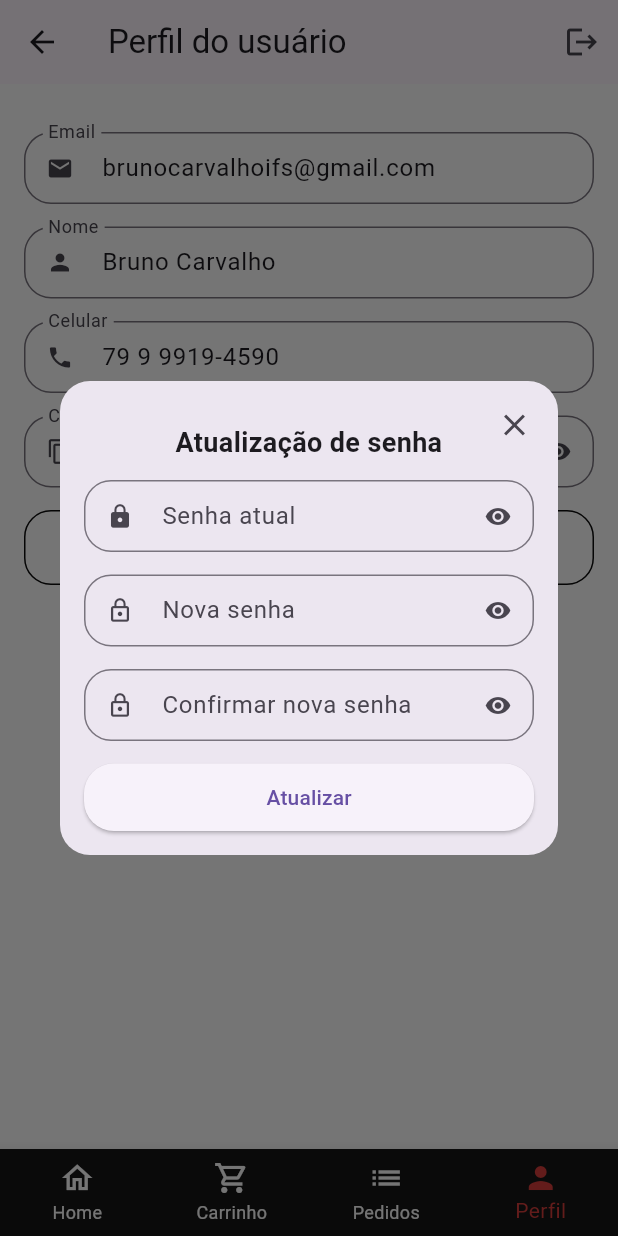
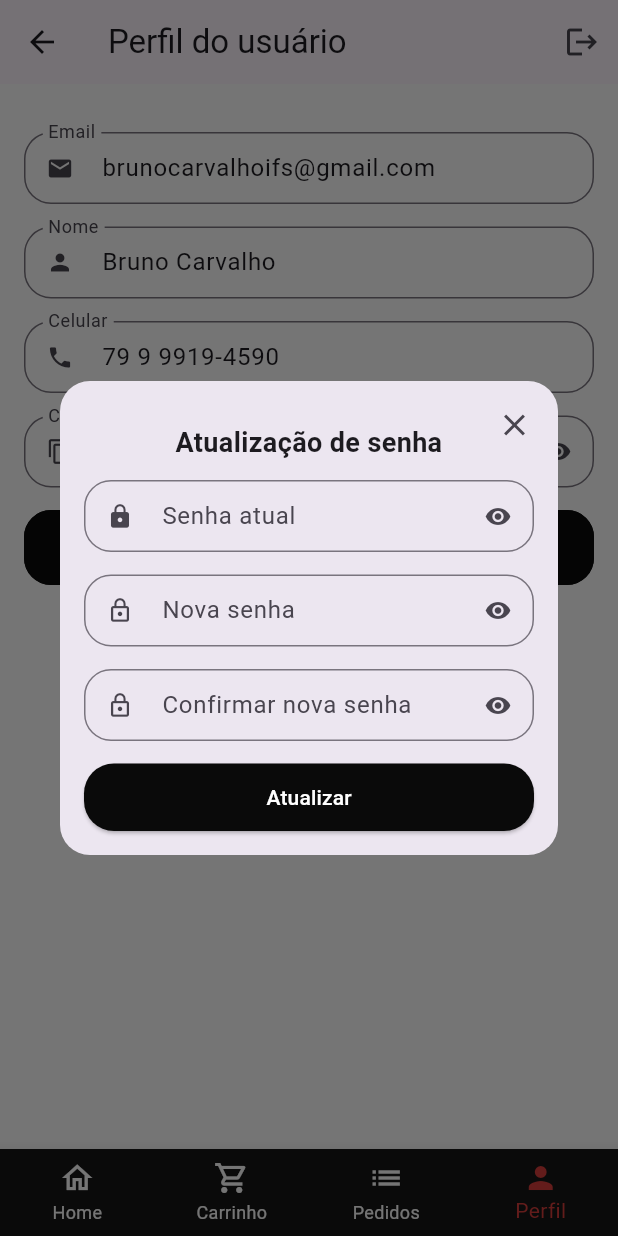
Before and after one commit to BrunoCarvalhoSI/appoxe, a Flutter app: the ScreenBase screen opened by its route, item 4 of the bottom bar chosen, after a tap on "Atualizar senha", on a phone screen of 412 x 824 dp. Run offline on Flutter 3.47's test engine with Material 3 defaults, Android fonts, the phone set to English and light mode, and no system bars; our stand-ins replace badges, dio, fluttertoast, freezed_annotation, get, mask_text_input_formatter and 2 more; missing offline and left inert: add_to_cart_animation.

```diff
--- a/lib/src/componentes/custom_colors.dart
+++ b/lib/src/componentes/custom_colors.dart
@@ -29,7 +29,7 @@ const Map<int, Color> _swathGreenOpacity = {
   100: Color.fromRGBO(2, 250, 35, 0.2),
   200: Color.fromRGBO(2, 250, 35, 0.3),
   300: Color.fromRGBO(2, 250, 35, 0.4),
-  4000: Color.fromRGBO(2, 250, 35, 0.5),
+  400: Color.fromRGBO(2, 250, 35, 0.5),
   500: Color.fromRGBO(2, 250, 35, 0.6),
   600: Color.fromRGBO(2, 250, 35, 0.7),
   700: Color.fromRGBO(2, 250, 35, 0.8),
@@ -41,8 +41,7 @@ abstract class CustomColors {
   static Color customContrastColor = Colors.red.shade700;
 
   static MaterialColor colorAppTema = const MaterialColor(
-    0xFF0a0a0a,
-    _swathOpacity,
+    0xFF0a0a0a,_swathOpacity,
   );
   static MaterialColor colorAppVermelho = const MaterialColor(
     0xFFd83e3b,
--- a/lib/src/constants/endpoints.dart
+++ b/lib/src/constants/endpoints.dart
@@ -4,5 +4,6 @@ abstract class Endpoints{
 
   static const String signin = '$baseUrl/login';
   static const String signup = '$baseUrl/signup';
+  static const String validateToken = '$baseUrl/validate-token';
 
 }
--- a/lib/src/pages/carrinho/screen_cart_tab.dart
+++ b/lib/src/pages/carrinho/screen_cart_tab.dart
@@ -21,8 +21,8 @@ class _ScreenCartState extends State<ScreenCart> {
   void removerItemCarrinho(ModelItemCarrinho cartItem) {
     setState(() {
       mock.itensCarrinho.remove(cartItem);
-      utilsServices.showToast(message: '${cartItem.item.nome} removido do carrinho ');
-
+      utilsServices.showToast(
+          message: '${cartItem.item.nome} removido do carrinho ');
     });
   }
 
@@ -115,13 +115,19 @@ class _ScreenCartState extends State<ScreenCart> {
                             );
                           },
                         );
-                      }else{
-                        utilsServices.showToast(message: 'Pedido não confirmado',isError: true,);
+                      } else {
+                        utilsServices.showToast(
+                          message: 'Pedido não confirmado',
+                          isError: true,
+                        );
                       }
                     },
                     child: const Text(
                       "Concluir pedido",
-                      style: TextStyle(fontSize: 18),
+                      style: TextStyle(
+                        fontSize: 18,
+                        color: Colors.white,
+                      ),
                     ),
                   ),
                 )
--- a/lib/src/pages/perfil/screen_perfil_tab.dart
+++ b/lib/src/pages/perfil/screen_perfil_tab.dart
@@ -59,6 +59,7 @@ class _TelaPerfilState extends State<TelaPerfil> {
             height: 50,
             child: OutlinedButton(
               style: OutlinedButton.styleFrom(
+                backgroundColor: CustomColors.colorAppTema,
                 side: BorderSide(
                   color: CustomColors.colorAppTema,
                 ),
@@ -69,7 +70,10 @@ class _TelaPerfilState extends State<TelaPerfil> {
               onPressed: () {
                 atualizarSenha();
               },
-              child: const Text("Atualizar senha"),
+              child: const Text(
+                "Atualizar senha",
+                style: TextStyle(color: Colors.white),
+              ),
             ),
           )
         ],
@@ -110,21 +114,24 @@ class _TelaPerfilState extends State<TelaPerfil> {
                     const CustomTextField(
                       isSecret: true,
                       icon: Icons.lock,
-                      label: 'Senha atual', textoInicial: '',
+                      label: 'Senha atual',
+                      textoInicial: '',
                     ),
 
                     // Nova senha
                     const CustomTextField(
                       isSecret: true,
                       icon: Icons.lock_outline,
-                      label: 'Nova senha', textoInicial: '',
+                      label: 'Nova senha',
+                      textoInicial: '',
                     ),
 
                     // Confirmação nova senha
                     const CustomTextField(
                       isSecret: true,
                       icon: Icons.lock_outline,
-                      label: 'Confirmar nova senha', textoInicial: '',
+                      label: 'Confirmar nova senha',
+                      textoInicial: '',
                     ),
 
                     // Botão de confirmação
@@ -132,12 +139,13 @@ class _TelaPerfilState extends State<TelaPerfil> {
                       height: 45,
                       child: ElevatedButton(
                         style: ElevatedButton.styleFrom(
+                          backgroundColor: CustomColors.colorAppTema,
                           shape: RoundedRectangleBorder(
                             borderRadius: BorderRadius.circular(20),
                           ),
                         ),
                         onPressed: () {},
-                        child: const Text('Atualizar'),
+                        child: const Text('Atualizar',style: TextStyle(color: Colors.white),),
                       ),
                     ),
                   ],
```
Also changed, not shown: lib/src/pages/auth/controller/auth_controller.dart (+7 -1 lines), lib/src/pages/auth/repository/auth_repository.dart (+18 -2 lines), lib/src/pages/usuario/screen_register_user.dart (+5 -4 lines).
